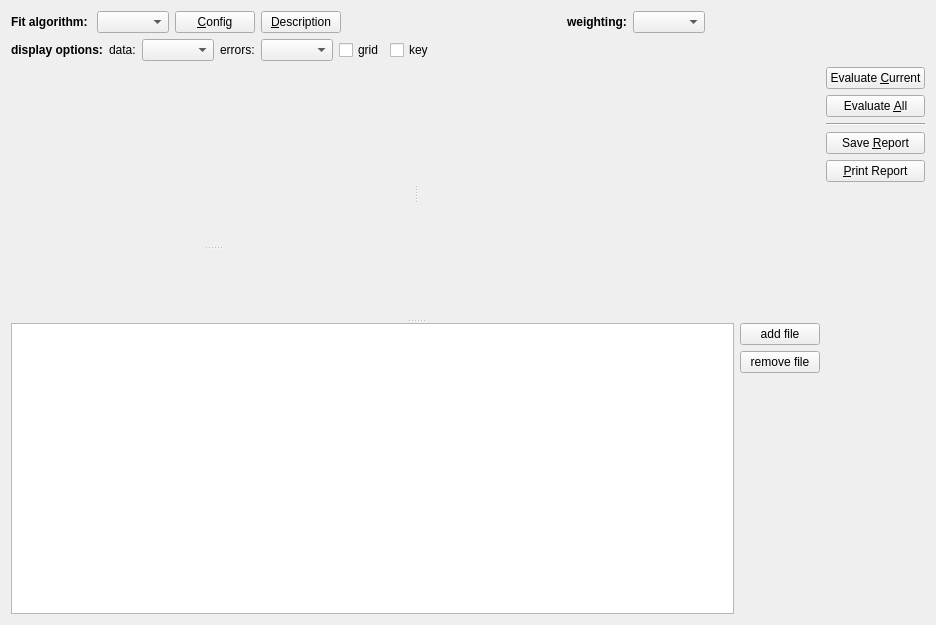
Above: plugins/imfccsfit/qfimfccsfitevaluation_editor.ui from jkriege2/QuickFit3 before the change. Below: the same form after it.
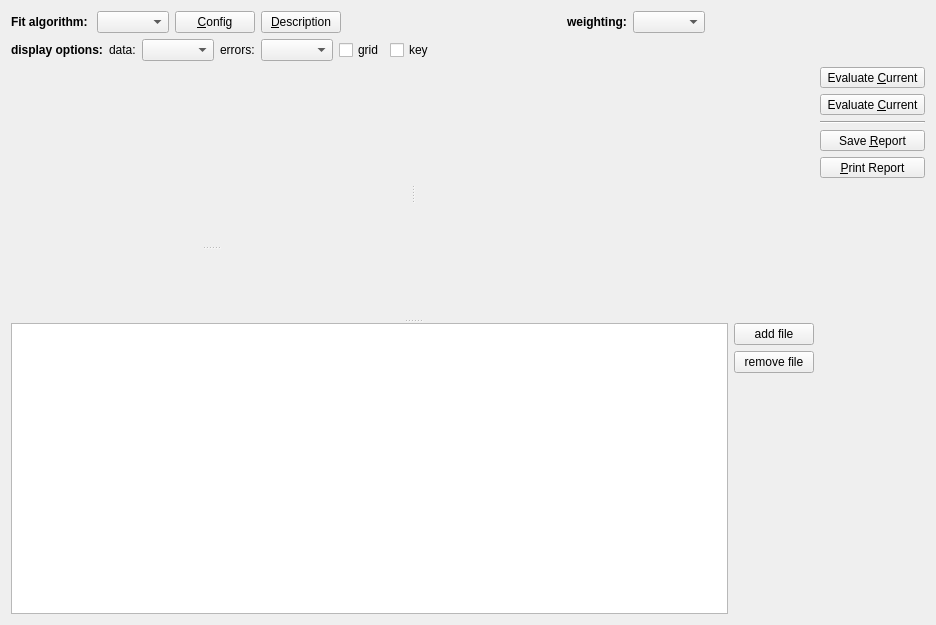
That is the form after the change. Icons and pictures are not drawn. Custom widgets are drawn as their Qt base class.

Patch:
```diff
--- a/plugins/imfccsfit/qfimfccsfitevaluation_editor.ui
+++ b/plugins/imfccsfit/qfimfccsfitevaluation_editor.ui
@@ -17,7 +17,13 @@
    <item row="2" column="1">
     <layout class="QVBoxLayout" name="verticalLayout">
      <item>
-      <widget class="QPushButton" name="btnEvaluateCurrent">
+      <widget class="QToolButton" name="btnEvaluateCurrent">
+       <property name="sizePolicy">
+        <sizepolicy hsizetype="MinimumExpanding" vsizetype="Preferred">
+         <horstretch>0</horstretch>
+         <verstretch>0</verstretch>
+        </sizepolicy>
+       </property>
        <property name="text">
         <string>Evaluate &amp;Current</string>
        </property>
@@ -25,17 +31,29 @@
         <iconset>
          <normaloff>:/imfccs_fit/qfimfccsfitevaluation_evaluate.png</normaloff>:/imfccs_fit/qfimfccsfitevaluation_evaluate.png</iconset>
        </property>
+       <property name="toolButtonStyle">
+        <enum>Qt::ToolButtonTextBesideIcon</enum>
+       </property>
       </widget>
      </item>
      <item>
-      <widget class="QPushButton" name="btnEvaluateAll">
+      <widget class="QToolButton" name="btnEvaluateCurrentAllRuns">
+       <property name="sizePolicy">
+        <sizepolicy hsizetype="MinimumExpanding" vsizetype="Preferred">
+         <horstretch>0</horstretch>
+         <verstretch>0</verstretch>
+        </sizepolicy>
+       </property>
        <property name="text">
-        <string>Evaluate &amp;All</string>
+        <string>Evaluate &amp;Current</string>
        </property>
        <property name="icon">
         <iconset>
          <normaloff>:/imfccs_fit/qfimfccsfitevaluation_evaluate.png</normaloff>:/imfccs_fit/qfimfccsfitevaluation_evaluate.png</iconset>
        </property>
+       <property name="toolButtonStyle">
+        <enum>Qt::ToolButtonTextBesideIcon</enum>
+       </property>
       </widget>
      </item>
      <item>
@@ -46,7 +64,13 @@
       </widget>
      </item>
      <item>
-      <widget class="QPushButton" name="btnSaveReport">
+      <widget class="QToolButton" name="btnSaveReport">
+       <property name="sizePolicy">
+        <sizepolicy hsizetype="MinimumExpanding" vsizetype="Preferred">
+         <horstretch>0</horstretch>
+         <verstretch>0</verstretch>
+        </sizepolicy>
+       </property>
        <property name="text">
         <string>Save &amp;Report</string>
        </property>
@@ -54,10 +78,19 @@
         <iconset>
          <normaloff>:/imfccs_fit/qfeval_savereport.png</normaloff>:/imfccs_fit/qfeval_savereport.png</iconset>
        </property>
+       <property name="toolButtonStyle">
+        <enum>Qt::ToolButtonTextBesideIcon</enum>
+       </property>
       </widget>
      </item>
      <item>
-      <widget class="QPushButton" name="btnPrintReport">
+      <widget class="QToolButton" name="btnPrintReport">
+       <property name="sizePolicy">
+        <sizepolicy hsizetype="MinimumExpanding" vsizetype="Preferred">
+         <horstretch>0</horstretch>
+         <verstretch>0</verstretch>
+        </sizepolicy>
+       </property>
        <property name="text">
         <string>&amp;Print Report</string>
        </property>
@@ -65,6 +98,9 @@
         <iconset>
          <normaloff>:/imfccs_fit/qfeval_printreport.png</normaloff>:/imfccs_fit/qfeval_printreport.png</iconset>
        </property>
+       <property name="toolButtonStyle">
+        <enum>Qt::ToolButtonTextBesideIcon</enum>
+       </property>
       </widget>
      </item>
      <item>
```
